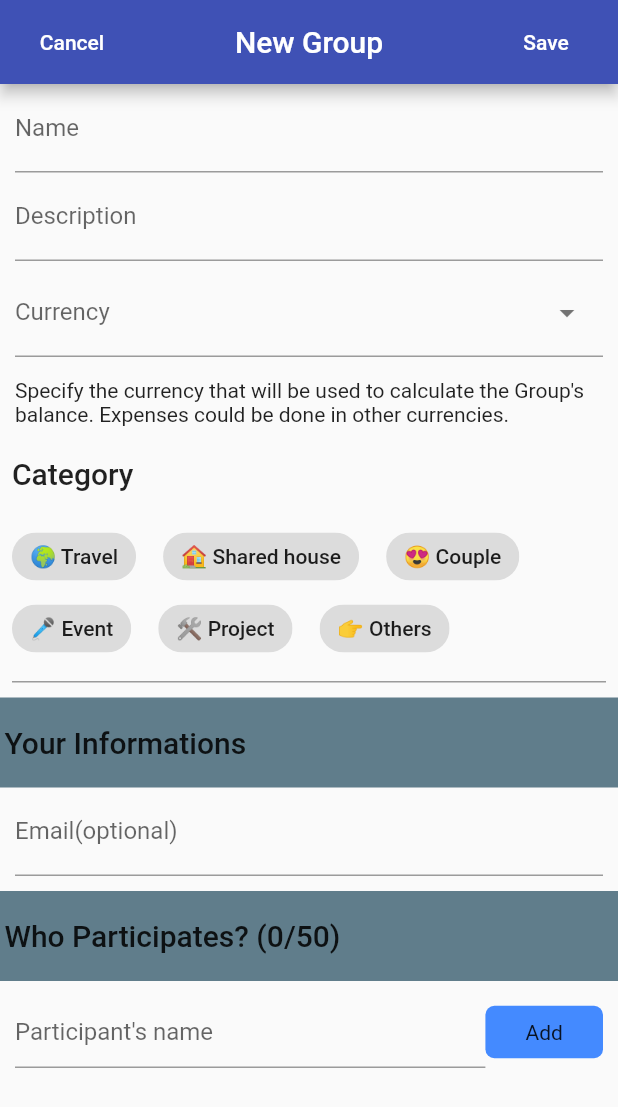
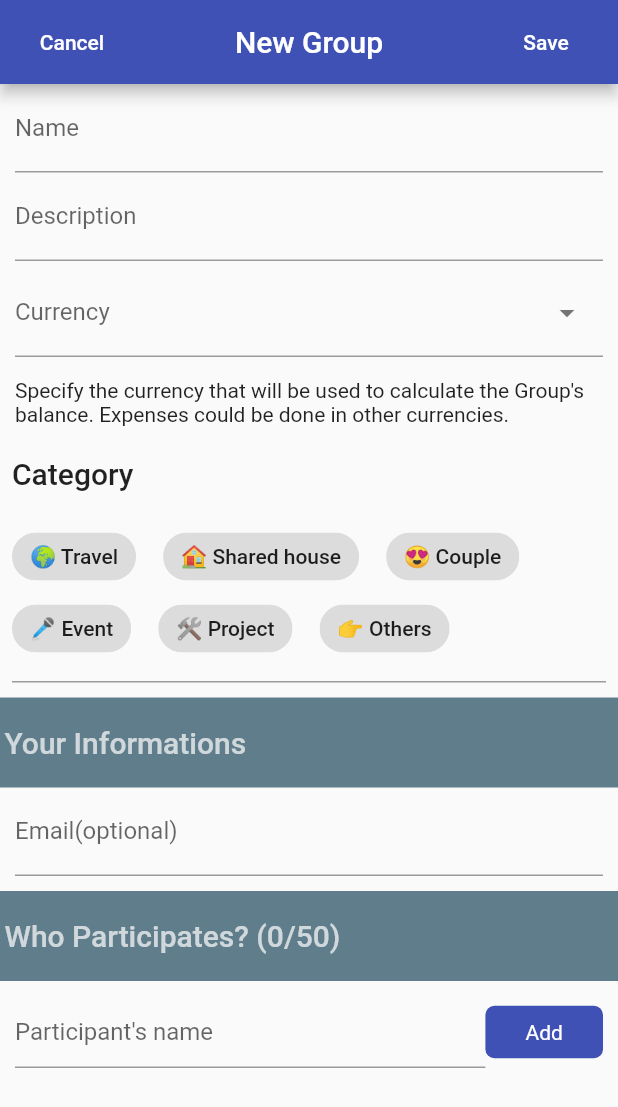
Before and after one commit to JackieJoker/sye, a Flutter app: the NewGroupFormPage screen opened directly, on a phone screen of 412 x 824 dp. Shown: the top 1107 px of the screen. Run offline on Flutter 3.47's test engine with Material 2 defaults, Android fonts, the phone set to English and light mode, and no system bars; drawn by our look-alikes of flutter_form_builder; our stand-ins replace device_info_plus, device_preview, firebase_auth, firebase_core, firebase_database, flutter_slidable and 5 more; missing offline and left inert: currency_picker, dart:ffi, flutterfire_ui, number_display; accounts and stored records are empty; statements that could not run were skipped.

Commit message:
further changes

```diff
--- a/lib/Groups/new_group_form_page.dart
+++ b/lib/Groups/new_group_form_page.dart
@@ -168,6 +168,7 @@ class NewGroupFormPage extends StatelessWidget {
                     style: TextStyle(
                       fontSize: 20,
                       fontWeight: FontWeight.w500,
+                      color: Colors.white70,
                     ),
                   ),
                   alignment: Alignment.centerLeft,
@@ -200,6 +201,7 @@ class NewGroupFormPage extends StatelessWidget {
                             style: const TextStyle(
                               fontSize: 20,
                               fontWeight: FontWeight.w500,
+                              color: Colors.white70
                             ),
                           ),
                           alignment: Alignment.centerLeft,
@@ -294,11 +296,12 @@ class NewGroupFormPage extends StatelessWidget {
                                   ),
                                   decoration: BoxDecoration(
                                     borderRadius: BorderRadius.circular(6),
-                                    color: Colors.blueAccent,
+                                    color: Colors.indigo,
                                     shape: BoxShape.rectangle,
                                   ),
                                   child: const Center(
-                                    child: Text("Add"),
+                                    child: Text("Add",
+                                    style: TextStyle(color: Colors.white),),
                                   ),
                                 ),
                               ),
```
Also changed, not shown: lib/Groups/edit_group_page.dart (+13 -8 lines).
